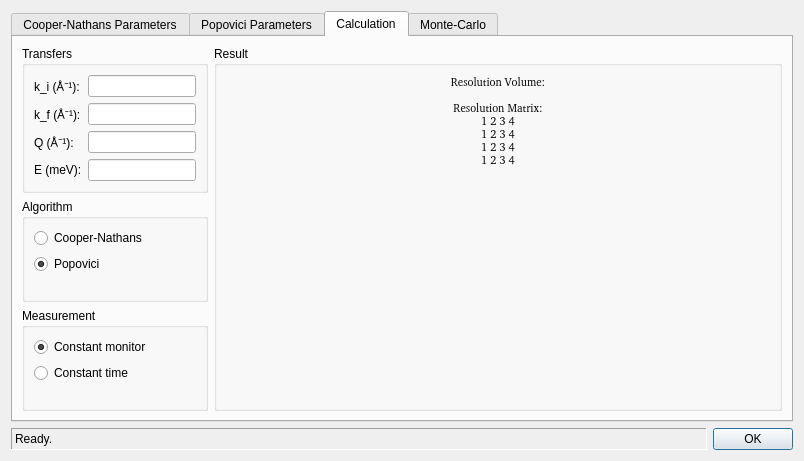
This is ui/reso.ui in tweber-ill/frm_mirror-takin1 as Qt 5 draws it before an edit. The edited form follows.
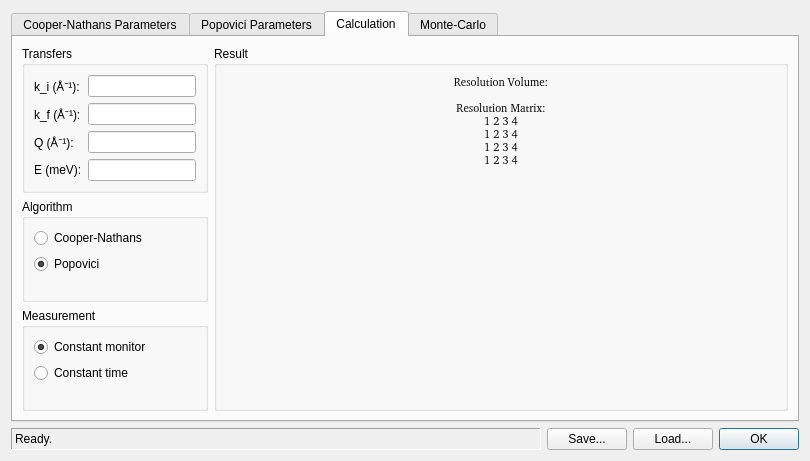
This is the edited form.

Diff of the .ui file:
```diff
--- a/ui/reso.ui
+++ b/ui/reso.ui
@@ -6,14 +6,21 @@
    <rect>
     <x>0</x>
     <y>0</y>
-    <width>804</width>
-    <height>459</height>
+    <width>810</width>
+    <height>460</height>
    </rect>
   </property>
   <property name="windowTitle">
    <string>TAS Resolution</string>
   </property>
   <layout class="QGridLayout" name="gridLayout">
+   <item row="1" column="1">
+    <widget class="QPushButton" name="btnSave">
+     <property name="text">
+      <string>Save...</string>
+     </property>
+    </widget>
+   </item>
    <item row="1" column="0">
     <widget class="QLabel" name="labelStatus">
      <property name="sizePolicy">
@@ -33,7 +40,7 @@
      </property>
     </widget>
    </item>
-   <item row="1" column="1">
+   <item row="1" column="3">
     <widget class="QDialogButtonBox" name="buttonBox">
      <property name="sizePolicy">
       <sizepolicy hsizetype="Minimum" vsizetype="Fixed">
@@ -49,7 +56,7 @@
      </property>
     </widget>
    </item>
-   <item row="0" column="0" colspan="2">
+   <item row="0" column="0" colspan="4">
     <widget class="QTabWidget" name="tabWidget">
      <property name="currentIndex">
       <number>2</number>
@@ -1443,6 +1450,13 @@
      </widget>
     </widget>
    </item>
+   <item row="1" column="2">
+    <widget class="QPushButton" name="btnLoad">
+     <property name="text">
+      <string>Load...</string>
+     </property>
+    </widget>
+   </item>
   </layout>
  </widget>
  <tabstops>
```
